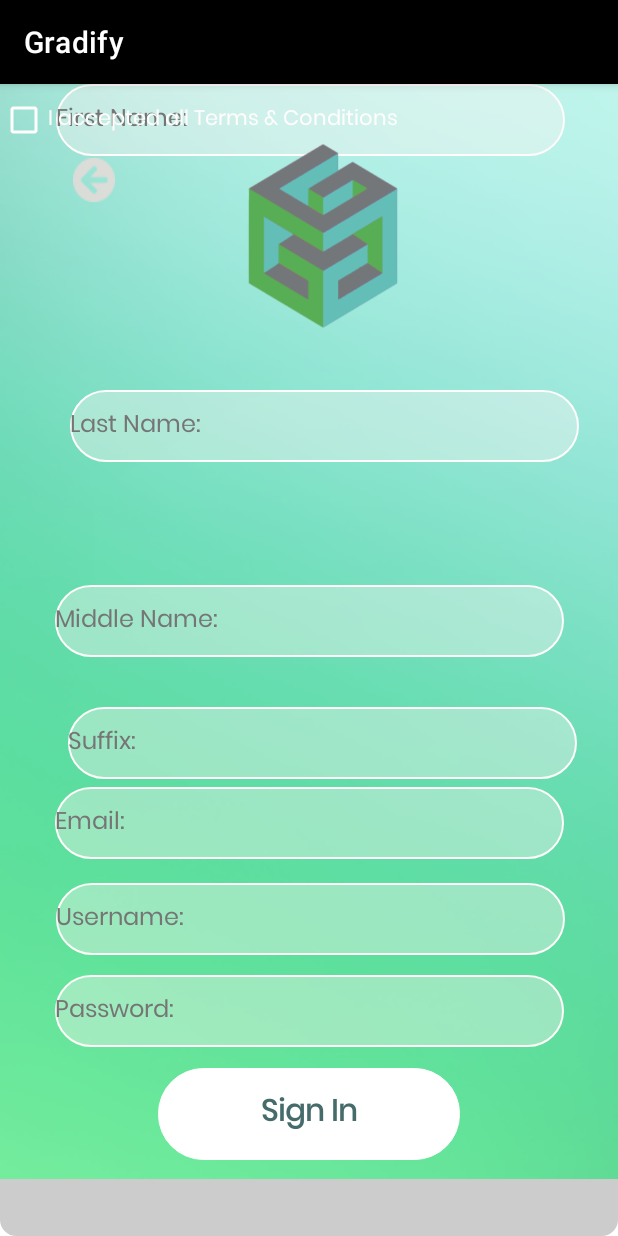
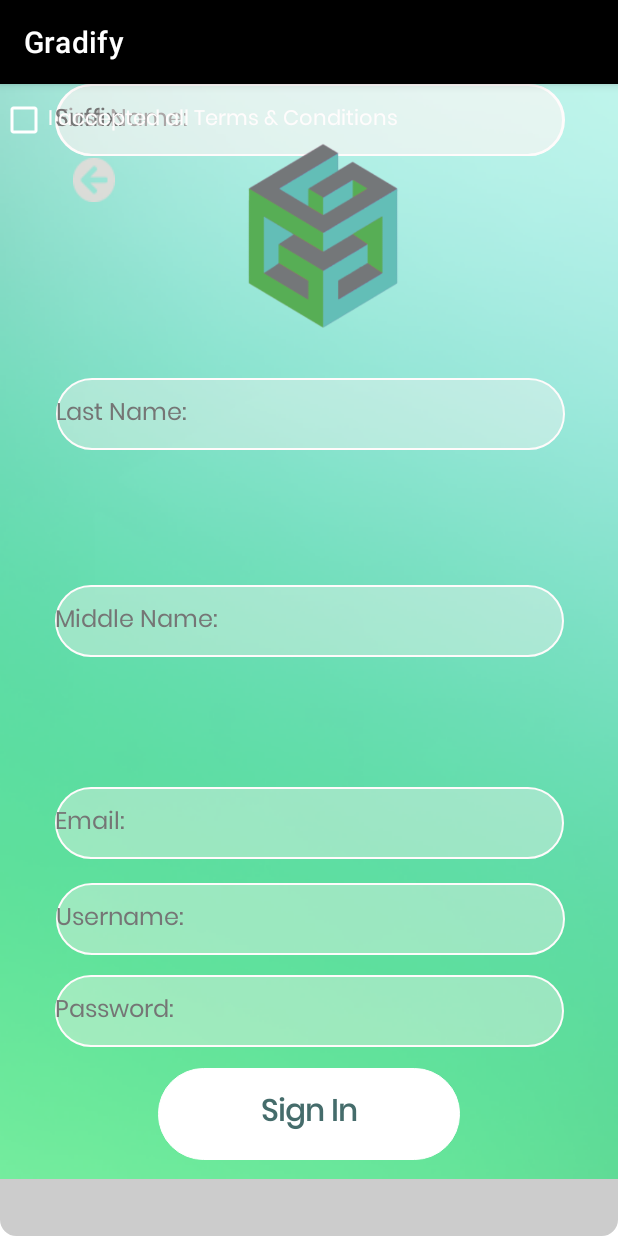
Before and after one commit to Ltkicker/Gradify, an Android app: the SignupActivity screen opened directly, with no data from a screen before it, on a phone screen of 412 x 824 dp. Run offline under Robolectric (Android 15) with nearby library versions, the phone set to English and light mode, and no system bars.

```diff
--- a/app/src/main/res/layout/activity_signup.xml
+++ b/app/src/main/res/layout/activity_signup.xml
@@ -30,8 +30,8 @@
 
 		android:layout_width="201dp"
 		android:layout_height="61dp"
+		android:layout_marginTop="656dp"
 		android:layout_marginBottom="18dp"
-		android:layout_marginTop="656dp"
 		android:background="@drawable/shape_password"
 		android:backgroundTintMode="src_over"
 		android:clickable="true"
@@ -76,7 +76,7 @@
 		android:id="@+id/input_last_name"
 		android:layout_width="339dp"
 		android:layout_height="48dp"
-		android:layout_marginTop="204dp"
+		android:layout_marginTop="196dp"
 		android:layout_marginEnd="26dp"
 		android:background="@drawable/shape_signin"
 		android:backgroundTint="#36FFEBEE"
@@ -88,7 +88,7 @@
 		android:textColorHint="#757575"
 		android:textSize="16sp"
 		app:layout_constraintEnd_toEndOf="parent"
-		app:layout_constraintHorizontal_bias="1.0"
+		app:layout_constraintHorizontal_bias="0.804"
 		app:layout_constraintStart_toStartOf="parent"
 		app:layout_constraintTop_toTopOf="parent"
 		tools:ignore="MissingConstraints,TextContrastCheck,DuplicateSpeakableTextCheck" />
@@ -107,10 +107,10 @@
 		android:textColorHint="#757575"
 		android:textSize="16sp"
 		app:layout_constraintEnd_toEndOf="parent"
-		app:layout_constraintHorizontal_bias="0.518"
+		app:layout_constraintHorizontal_bias="0.513"
 		app:layout_constraintStart_toStartOf="parent"
 		tools:ignore="MissingConstraints,TextContrastCheck"
-		tools:layout_editor_absoluteY="275dp" />
+		tools:layout_editor_absoluteY="259dp" />
 
 	<com.google.android.material.textfield.TextInputEditText
 		android:id="@+id/input_mddle_name"
@@ -197,8 +197,6 @@
 		android:id="@+id/input_suffix"
 		android:layout_width="339dp"
 		android:layout_height="48dp"
-		android:layout_marginTop="415dp"
-		android:layout_marginEnd="27dp"
 		android:background="@drawable/shape_signin"
 		android:backgroundTint="#36FFEBEE"
 		android:backgroundTintMode="src_over"
@@ -208,13 +206,10 @@
 		android:textColor="#FFFFFF"
 		android:textColorHint="#757575"
 		android:textSize="16sp"
-		app:layout_constraintBottom_toBottomOf="parent"
 		app:layout_constraintEnd_toEndOf="parent"
-		app:layout_constraintHorizontal_bias="1.0"
 		app:layout_constraintStart_toStartOf="parent"
-		app:layout_constraintTop_toTopOf="parent"
-		app:layout_constraintVertical_bias="0.0"
-		tools:ignore="MissingConstraints,TextContrastCheck" />
+		tools:ignore="MissingConstraints,TextContrastCheck"
+		tools:layout_editor_absoluteY="380dp" />
 
 	<CheckBox
 		android:id="@+id/cb_accept_terms"
@@ -226,8 +221,8 @@
 		android:textColor="#FFFCFC"
 		android:textSize="14sp"
 		tools:ignore="MissingConstraints,TextContrastCheck"
-		tools:layout_editor_absoluteX="28dp"
-		tools:layout_editor_absoluteY="648dp" />
+		tools:layout_editor_absoluteX="36dp"
+		tools:layout_editor_absoluteY="612dp" />
 
 	<ImageView
 		android:id="@+id/img_gradifybiglogo"
```
